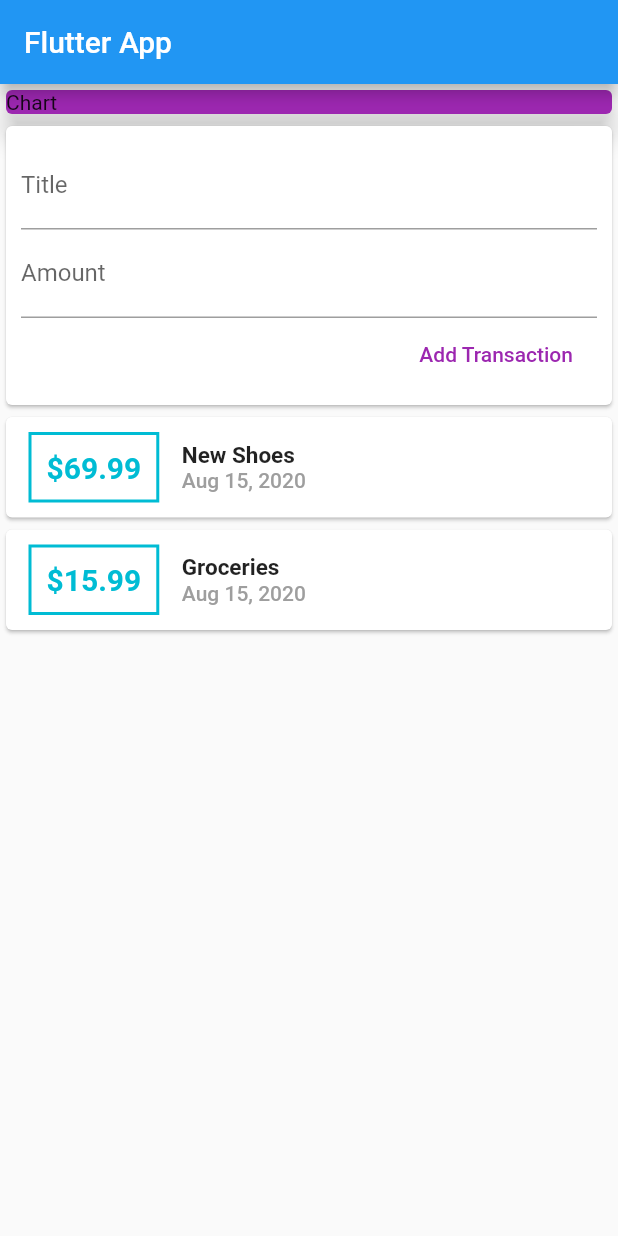
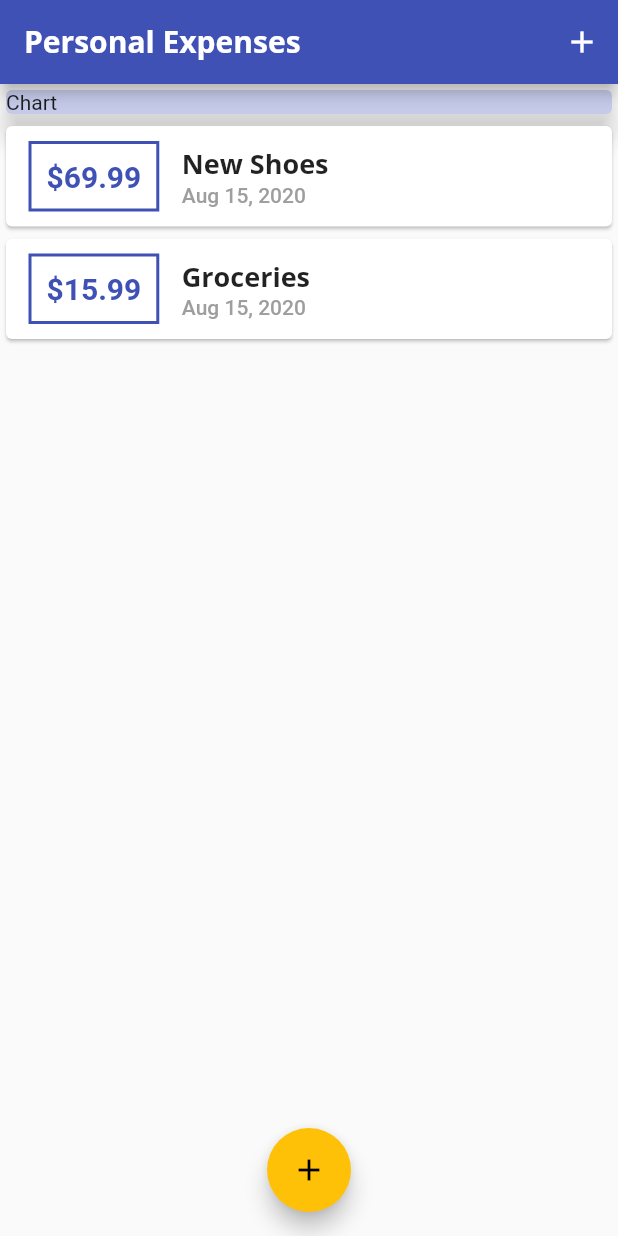
Before and after one commit to JaavierR/expenses-app-flutter-course, a Flutter app: the screen it shows after launch, on a phone screen of 412 x 824 dp. Run offline on Flutter 3.47's test engine with Material 2 defaults, Android fonts, the phone set to English and light mode, and no system bars.

Commit message:
Added styles and floating menu, in addition to some trigger buttons

```diff
--- a/lib/main.dart
+++ b/lib/main.dart
@@ -1,6 +1,9 @@
+import 'package:expenses_app/widgets/transaction_list.dart';
 import 'package:flutter/material.dart';
 
-import './widgets/user_transactions.dart';
+import './widgets/new_transaction.dart';
+import './widgets/transaction_list.dart';
+import './models/transaction.dart';
 
 void main() => runApp(MyApp());
 
@@ -8,21 +11,89 @@ class MyApp extends StatelessWidget {
   @override
   Widget build(BuildContext context) {
     return MaterialApp(
-      title: 'Flutter App',
+      title: 'Personal Expenses',
       home: MyHomePage(),
+      theme: ThemeData(
+          primarySwatch: Colors.indigo,
+          accentColor: Colors.amber,
+          fontFamily: 'Quicksand',
+          textTheme: ThemeData.light().textTheme.copyWith(
+                headline6: TextStyle(
+                  fontFamily: 'OpenSans',
+                  fontWeight: FontWeight.bold,
+                  fontSize: 18,
+                ),
+              ),
+          appBarTheme: AppBarTheme(
+            textTheme: ThemeData.light().textTheme.copyWith(
+                  headline6: TextStyle(
+                    fontFamily: 'OpenSans',
+                    fontSize: 20,
+                    fontWeight: FontWeight.bold,
+                  ),
+                ),
+          )),
     );
   }
 }
 
-class MyHomePage extends StatelessWidget {
+class MyHomePage extends StatefulWidget {
   // String titleInput;
   // String amountInput;
+
+  @override
+  _MyHomePageState createState() => _MyHomePageState();
+}
+
+class _MyHomePageState extends State<MyHomePage> {
+  final List<Transaction> _userTransactions = [
+    Transaction(
+      id: 't1',
+      title: 'New Shoes',
+      amount: 69.99,
+      date: DateTime.now(),
+    ),
+    Transaction(
+      id: 't2',
+      title: 'Groceries',
+      amount: 15.99,
+      date: DateTime.now(),
+    ),
+  ];
+
+  void _addNewTransaction(String txTitle, double txAmount) {
+    final newTx = Transaction(
+      title: txTitle,
+      amount: txAmount,
+      date: DateTime.now(),
+      id: DateTime.now().toString(),
+    );
+
+    setState(() {
+      _userTransactions.add(newTx);
+    });
+  }
+
+  void _startAddNewTransaction(BuildContext ctx) {
+    showModalBottomSheet(
+      context: ctx,
+      builder: (_) {
+        return NewTransaction(_addNewTransaction);
+      },
+    );
+  }
 
   @override
   Widget build(BuildContext context) {
     return Scaffold(
       appBar: AppBar(
-        title: Text('Flutter App'),
+        title: Text('Personal Expenses'),
+        actions: <Widget>[
+          IconButton(
+            icon: Icon(Icons.add),
+            onPressed: () => _startAddNewTransaction(context),
+          )
+        ],
       ),
       body: SingleChildScrollView(
         child: Column(
@@ -32,14 +103,19 @@ class MyHomePage extends StatelessWidget {
             Container(
               width: double.infinity,
               child: Card(
-                color: Colors.purple,
+                color: Theme.of(context).primaryColorLight,
                 child: Text('Chart'),
                 elevation: 7,
               ),
             ),
-            UserTransactions(),
+            TransacionList(_userTransactions),
           ],
         ),
+      ),
+      floatingActionButtonLocation: FloatingActionButtonLocation.centerFloat,
+      floatingActionButton: FloatingActionButton(
+        child: Icon(Icons.add),
+        onPressed: () => _startAddNewTransaction(context),
       ),
     );
   }
--- a/lib/widgets/transaction_list.dart
+++ b/lib/widgets/transaction_list.dart
@@ -24,17 +24,17 @@ class TransacionList extends StatelessWidget {
                   ),
                   decoration: BoxDecoration(
                     border: Border.all(
-                      color: Colors.cyan,
+                      color: Theme.of(context).primaryColor,
                       width: 2,
                     ),
                   ),
                   padding: EdgeInsets.all(10),
                   child: Text(
-                    '\$${transactions[index].amount}',
+                    '\$${transactions[index].amount.toStringAsFixed(2)}',
                     style: TextStyle(
                       fontWeight: FontWeight.bold,
                       fontSize: 20,
-                      color: Colors.cyan,
+                      color: Theme.of(context).primaryColor,
                     ),
                   ),
                 ),
@@ -43,10 +43,7 @@ class TransacionList extends StatelessWidget {
                   children: <Widget>[
                     Text(
                       transactions[index].title,
-                      style: TextStyle(
-                        fontWeight: FontWeight.bold,
-                        fontSize: 15,
-                      ),
+                      style: Theme.of(context).textTheme.headline6,
                     ),
                     Text(
                       DateFormat.yMMMd().format(transactions[index].date),
--- a/lib/widgets/user_transactions.dart
+++ /dev/null
@@ -1,50 +0,0 @@
-import 'package:flutter/material.dart';
-
-import './new_transaction.dart';
-import './transaction_list.dart';
-import '../models/transaction.dart';
-
-class UserTransactions extends StatefulWidget {
-  @override
-  _UserTransactionsState createState() => _UserTransactionsState();
-}
-
-class _UserTransactionsState extends State<UserTransactions> {
-  final List<Transaction> _userTransactions = [
-    Transaction(
-      id: 't1',
-      title: 'New Shoes',
-      amount: 69.99,
-      date: DateTime.now(),
-    ),
-    Transaction(
-      id: 't2',
-      title: 'Groceries',
-      amount: 15.99,
-      date: DateTime.now(),
-    ),
-  ];
-
-  void _addNewTransaction(String txTitle, double txAmount) {
-    final newTx = Transaction(
-      title: txTitle,
-      amount: txAmount,
-      date: DateTime.now(),
-      id: DateTime.now().toString(),
-    );
-
-    setState(() {
-      _userTransactions.add(newTx);
-    });
-  }
-
-  @override
-  Widget build(BuildContext context) {
-    return Column(
-      children: <Widget>[
-        NewTransaction(_addNewTransaction),
-        TransacionList(_userTransactions),
-      ],
-    );
-  }
-}
```
Also changed, not shown: lib/widgets/new_transaction.dart (+29 -8 lines), pubspec.yaml (+11 -6 lines), assets/fonts/OpenSans-Bold.ttf (added), assets/fonts/OpenSans-Regular.ttf (added), assets/fonts/Quicksand-Bold.ttf (added), assets/fonts/Quicksand-Light.ttf (added), assets/fonts/Quicksand-Medium.ttf (added), assets/fonts/Quicksand-Regular.ttf (added).
